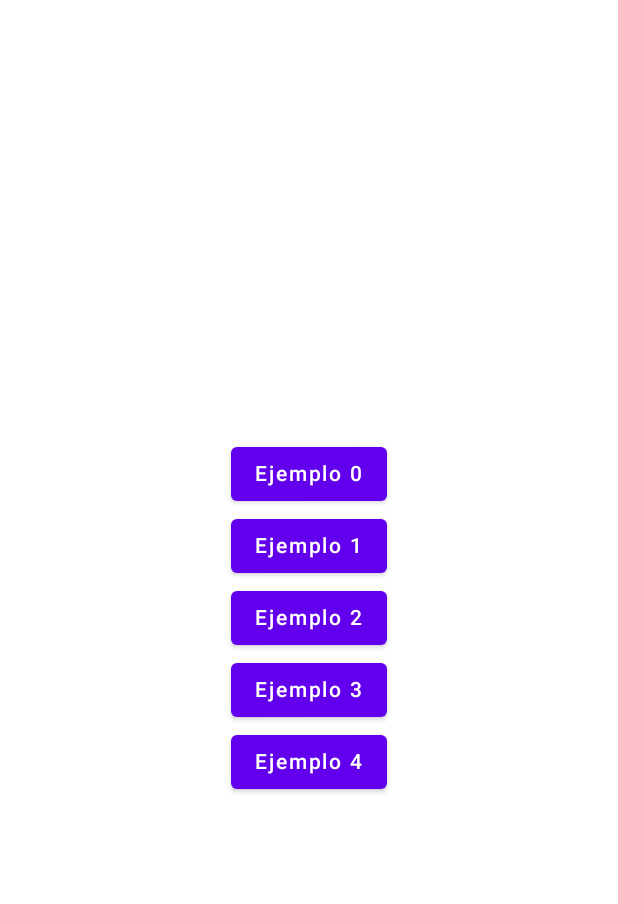
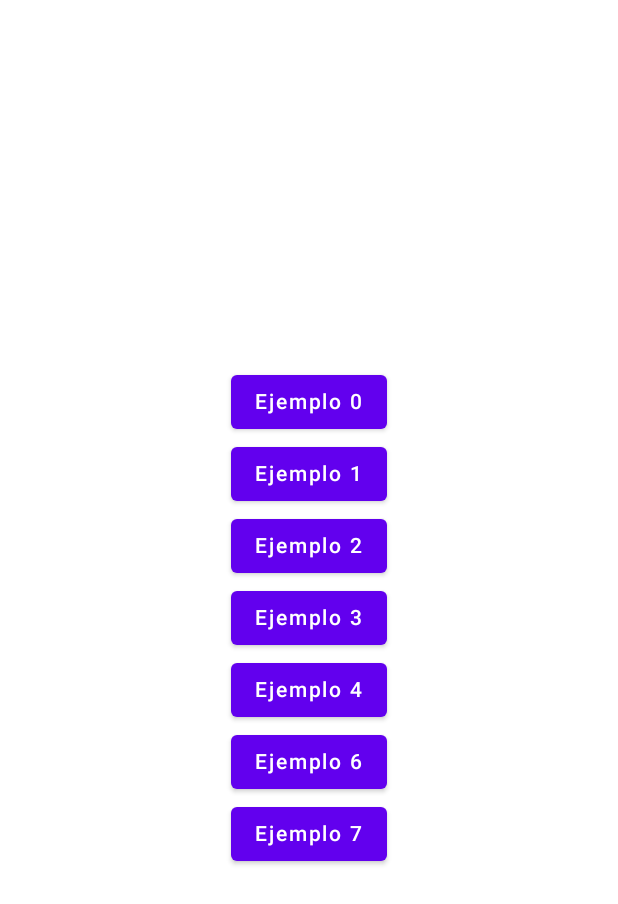
Before and after one commit to avidaldo/jetpack-compose-state, an Android app built with Jetpack Compose: the screen it shows after launch (MainActivity), on a phone screen of 412 x 824 dp. Shown: the top 904 px of the screen. Run offline under Robolectric (Android 15) with nearby library versions, the phone set to English and light mode, and no system bars.

Commit message:
añadidos ejemplos de recomposición en LazyColum

```diff
--- a/app/src/main/java/com/example/jetpackcomposeestado/ui/navigation/Navigation.kt
+++ b/app/src/main/java/com/example/jetpackcomposeestado/ui/navigation/Navigation.kt
@@ -16,6 +16,8 @@ import com.example.jetpackcomposeestado.ui.screens.ej03.Ej03bScreen
 import com.example.jetpackcomposeestado.ui.screens.ej04.Ej04aScreen
 import com.example.jetpackcomposeestado.ui.screens.ej04.Ej04bScreen
 import com.example.jetpackcomposeestado.ui.screens.ej04.Ej04cScreen
+import com.example.jetpackcomposeestado.ui.screens.lazy_column.Ej06Screen
+import com.example.jetpackcomposeestado.ui.screens.lazy_column.Ej07Screen
 
 @Composable
 fun Navigation() {
@@ -43,5 +45,10 @@ fun Navigation() {
         composable(route = Screens.Ejemplo04b.route) { Ej04bScreen() }
         composable(route = Screens.Ejemplo04c.route) { Ej04cScreen() }
 
-  }
+        composable(route = Screens.Ejemplo06.route) { Ej06Screen() }
+        composable(route = Screens.Ejemplo07.route) { Ej07Screen() }
+
+
+
+    }
 }
--- a/app/src/main/java/com/example/jetpackcomposeestado/ui/navigation/Screens.kt
+++ b/app/src/main/java/com/example/jetpackcomposeestado/ui/navigation/Screens.kt
@@ -23,4 +23,7 @@ sealed class Screens(val route: String){
     object Ejemplo04b: Screens("ej04b")
     object Ejemplo04c: Screens("ej04c")
 
+    object Ejemplo06: Screens("ej06")
+    object Ejemplo07: Screens("ej07")
+
 }
--- a/app/src/main/java/com/example/jetpackcomposeestado/ui/screens/MenuScreen.kt
+++ b/app/src/main/java/com/example/jetpackcomposeestado/ui/screens/MenuScreen.kt
@@ -34,6 +34,12 @@ fun MainScreen(navController: NavController) {
         Button(onClick = { navController.navigate(route = Screens.Ejemplo04.route) }) {
             Text(text = "Ejemplo 4")
         }
+        Button(onClick = { navController.navigate(route = Screens.Ejemplo06.route) }) {
+            Text(text = "Ejemplo 6")
+        }
+        Button(onClick = { navController.navigate(route = Screens.Ejemplo07.route) }) {
+            Text(text = "Ejemplo 7")
+        }
     }
 
 }
```
Also changed, not shown: app/src/main/java/com/example/jetpackcomposeestado/ui/screens/lazy_column/Ej06Screen.kt (added, +37 -0 lines), app/src/main/java/com/example/jetpackcomposeestado/ui/screens/lazy_column/Ej07Screen.kt (added, +54 -0 lines).
